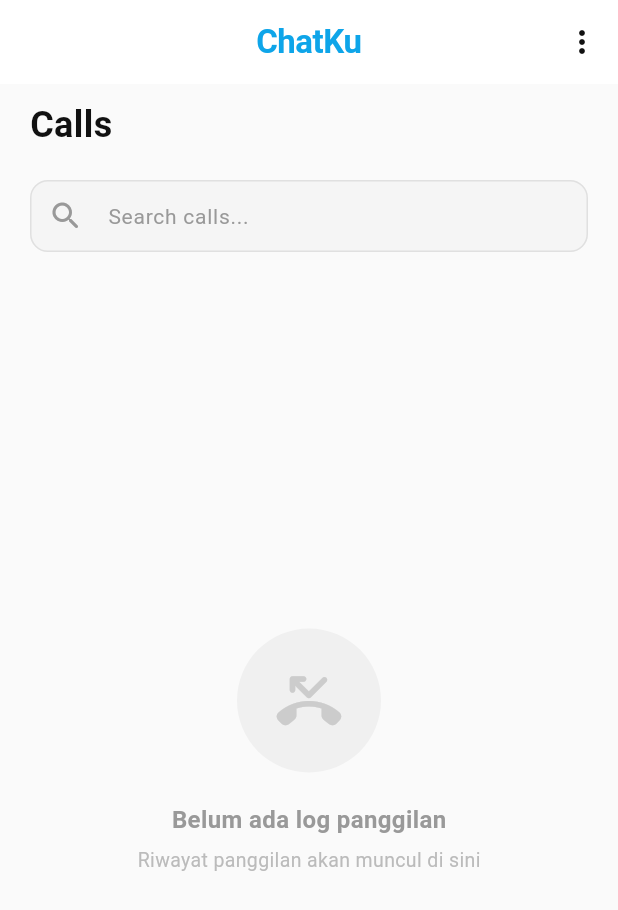
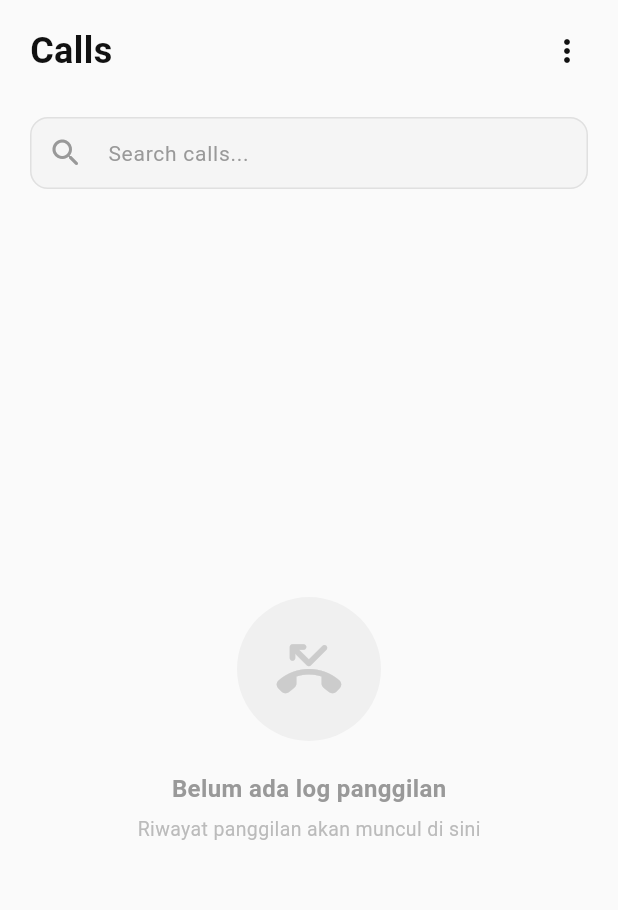
Before and after one commit to grizzzNoMercy/ChatKu, a Flutter app: the CallLogPage screen opened directly, on a phone screen of 412 x 824 dp. Shown: the top 910 px of the screen. Run offline on Flutter 3.47's test engine with Material 3 defaults, Android fonts, the phone set to English and light mode, and no system bars; our stand-ins replace audioplayers, cached_network_image, cloud_firestore, file_picker, firebase_auth, firebase_core and 4 more; missing offline and left inert: flutter_webrtc; accounts and stored records are empty.

Commit message:
perbaikann bug

```diff
--- a/lib/pages/call_log_page.dart
+++ b/lib/pages/call_log_page.dart
@@ -6,29 +6,38 @@ import '../services/auth_service.dart';
 import '../services/call_log_service.dart';
 import '../utils/avatar_helper.dart';
 
-class CallLogPage extends StatelessWidget {
+class CallLogPage extends StatefulWidget {
   const CallLogPage({super.key});
+
+  @override
+  State<CallLogPage> createState() => _CallLogPageState();
+}
+
+class _CallLogPageState extends State<CallLogPage> {
+  String _searchQuery = '';
 
   @override
   Widget build(BuildContext context) {
     final currentUid = context.read<AuthService>().currentUid ?? '';
     return Scaffold(
       backgroundColor: const Color(0xFFFAFAFA),
-      appBar: AppBar(
-        backgroundColor: Colors.white,
-        surfaceTintColor: Colors.white,
-        elevation: 0,
-        automaticallyImplyLeading: false,
-        centerTitle: true,
-        title: const Text(
-          'ChatKu',
+      body: SafeArea(
+        child: Column(
+          crossAxisAlignment: CrossAxisAlignment.start,
+          children: [
+            Padding(
+              padding: const EdgeInsets.fromLTRB(20, 10, 10, 10),
+              child: Row(
+                mainAxisAlignment: MainAxisAlignment.spaceBetween,
+                children: [
+                  const Text(
+                    'Calls',
                     style: TextStyle(
+                      fontSize: 24,
                       fontWeight: FontWeight.bold,
-            fontSize: 22,
-            color: Color(0xFF0EA5E9),
+                      color: Color(0xFF111111),
                     ),
                   ),
-        actions: [
                   PopupMenuButton<String>(
                     icon: const Icon(Icons.more_vert_rounded,
                         color: Color(0xFF111111)),
@@ -69,23 +78,15 @@ class CallLogPage extends StatelessWidget {
                   ),
                 ],
               ),
-      body: Column(
-        crossAxisAlignment: CrossAxisAlignment.start,
-        children: [
-          const Padding(
-            padding: EdgeInsets.fromLTRB(20, 10, 20, 10),
-            child: Text(
-              'Calls',
-              style: TextStyle(
-                fontSize: 24,
-                fontWeight: FontWeight.bold,
-                color: Color(0xFF111111),
-              ),
-            ),
             ),
           Padding(
             padding: const EdgeInsets.symmetric(horizontal: 20, vertical: 10),
             child: TextField(
+              onChanged: (val) {
+                setState(() {
+                  _searchQuery = val.toLowerCase();
+                });
+              },
               decoration: InputDecoration(
                 hintText: 'Search calls...',
                 hintStyle: const TextStyle(color: Color(0xFF999999), fontSize: 14),
@@ -137,9 +138,25 @@ class CallLogPage extends StatelessWidget {
             );
           }
 
-          final logs = snap.data ?? [];
+          final allLogs = snap.data ?? [];
+          final logs = allLogs.where((log) {
+            if (_searchQuery.isEmpty) return true;
+            final name = log.otherName(currentUid).toLowerCase();
+            return name.contains(_searchQuery);
+          }).toList();
 
           if (logs.isEmpty) {
+            if (_searchQuery.isNotEmpty) {
+              return Center(
+                child: Padding(
+                  padding: const EdgeInsets.only(top: 40),
+                  child: Text(
+                    'Tidak ada hasil untuk "$_searchQuery"',
+                    style: const TextStyle(color: Color(0xFF999999), fontSize: 14),
+                  ),
+                ),
+              );
+            }
             return _EmptyState();
           }
 
@@ -172,6 +189,7 @@ class CallLogPage extends StatelessWidget {
       ),
           ),
           ],
+        ),
       ),
     );
   }
```
Also changed, not shown: lib/pages/chat_page.dart (+13 -18 lines), lib/pages/group_chat_page.dart (+25 -10 lines), lib/pages/profile_page.dart (+20 -25 lines), lib/firebase_options.dart. Lines whose indentation alone changed are shown as unchanged.
